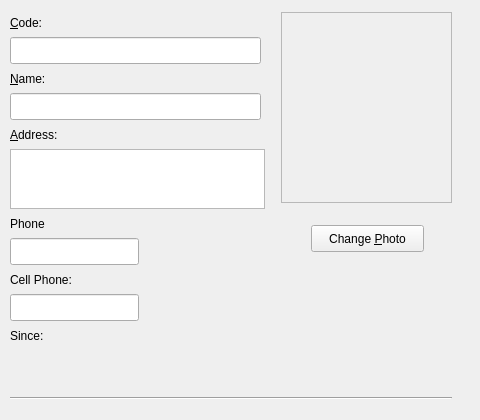
First picture: the form in squeeze/src/ui/editdonor_widget.ui, repository lastprimenumbers/lemonpos, before the edit.
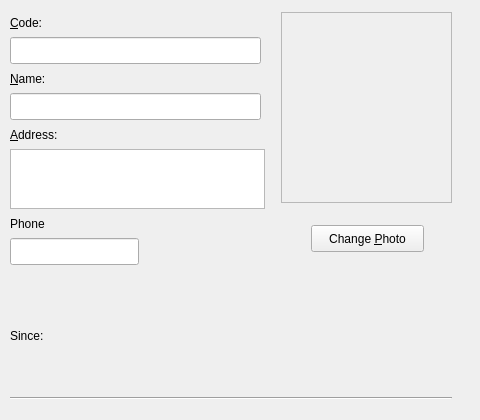
Second picture: the form after the edit. Custom widgets are drawn as their Qt base class.

What changed in the file:
```diff
--- a/squeeze/src/ui/editdonor_widget.ui
+++ b/squeeze/src/ui/editdonor_widget.ui
@@ -75,22 +75,6 @@
     </size>
    </property>
   </widget>
-  <widget class="MibitLineEdit" name="editClientCell">
-   <property name="geometry">
-    <rect>
-     <x>10</x>
-     <y>294</y>
-     <width>129</width>
-     <height>27</height>
-    </rect>
-   </property>
-   <property name="maximumSize">
-    <size>
-     <width>200</width>
-     <height>16777215</height>
-    </size>
-   </property>
-  </widget>
   <widget class="Line" name="line">
    <property name="geometry">
     <rect>
@@ -226,22 +210,6 @@
     <cstring>editClientPhone</cstring>
    </property>
   </widget>
-  <widget class="QLabel" name="label_18">
-   <property name="geometry">
-    <rect>
-     <x>10</x>
-     <y>271</y>
-     <width>75</width>
-     <height>17</height>
-    </rect>
-   </property>
-   <property name="text">
-    <string>Cell Phone:</string>
-   </property>
-   <property name="buddy">
-    <cstring>editClientCell</cstring>
-   </property>
-  </widget>
   <widget class="MibitLineEdit" name="editClientCode">
    <property name="geometry">
     <rect>
```
